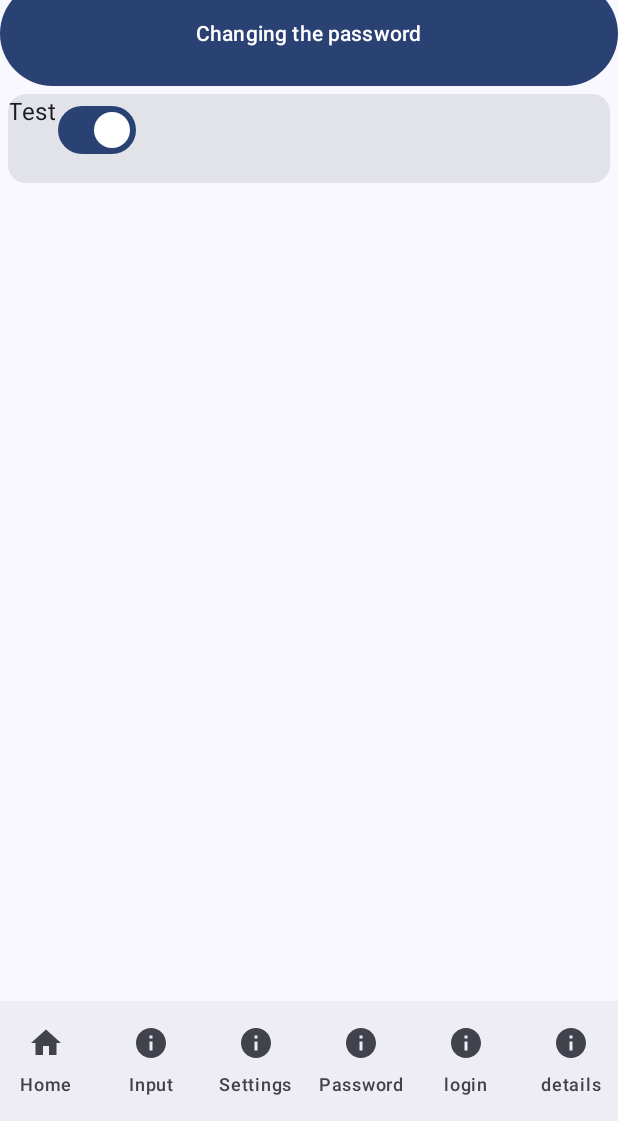
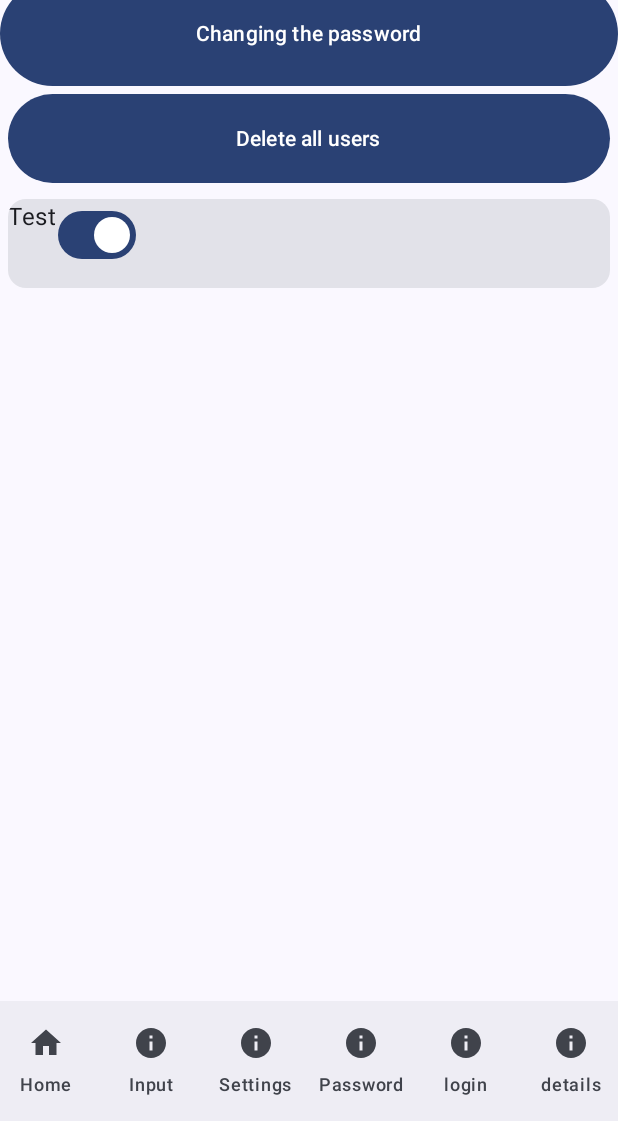
Before and after one commit to Szym123/WatchList, an Android app built with Jetpack Compose: the SettingsScreen screen opened through its navigation route, on a phone screen of 412 x 824 dp, the part 115-1236 px from its top. Run offline under Robolectric (Android 15) with nearby library versions, the phone set to English and light mode, and no system bars; our stand-ins replace Room's generated code, livedata-compose.

```diff
--- a/WatchList/app/src/main/java/com/example/watchlist/Dao.kt
+++ b/WatchList/app/src/main/java/com/example/watchlist/Dao.kt
@@ -9,8 +9,6 @@ import androidx.room.OnConflictStrategy
 import androidx.room.PrimaryKey
 import androidx.room.Query
 import androidx.room.Update
-import androidx.room.migration.Migration
-
 
 @Entity(tableName = "user_table")
 data class User(
@@ -42,4 +40,10 @@ interface UserDao {
 
     @Query("SELECT MAX(id) FROM user_table")
     fun getMaxId(): LiveData<Long?>
+
+    @Query("DELETE FROM user_table")
+    suspend fun deleteAll()
+
+    @Query("DELETE FROM sqlite_sequence WHERE name = 'user_table'")
+    suspend fun deletePrimaryKeyIndex()
 }
--- a/WatchList/app/src/main/java/com/example/watchlist/MainActivity.kt
+++ b/WatchList/app/src/main/java/com/example/watchlist/MainActivity.kt
@@ -31,7 +31,7 @@ class MainActivity : ComponentActivity() {
                 NavHost(navController = navController, startDestination = "main") {
                     composable("main") { MainScreen(navController, userViewModel) }
                     composable("input") { InputScreen(navController, userViewModel) }
-                    composable("settings") { SettingsScreen(navController) }
+                    composable("settings") { SettingsScreen(navController, userViewModel) }
                     composable("password") { PasswordScreen(navController) }
                     composable("login") { LoginScreen(navController) }
                     composable("details") { DetailsScreen(navController) }
--- a/WatchList/app/src/main/java/com/example/watchlist/MainScreen.kt
+++ b/WatchList/app/src/main/java/com/example/watchlist/MainScreen.kt
@@ -1,6 +1,5 @@
 package com.example.watchlist
 
-import android.net.Uri
 import androidx.compose.foundation.clickable
 import androidx.compose.foundation.layout.*
 import androidx.compose.foundation.lazy.LazyColumn
@@ -21,8 +20,8 @@ import androidx.compose.ui.Alignment
 import androidx.compose.ui.Modifier
 import androidx.compose.ui.graphics.Color
 import androidx.compose.ui.layout.ContentScale
-import androidx.compose.ui.text.input.TextFieldValue
 import androidx.compose.ui.unit.dp
+import androidx.core.net.toUri
 import androidx.navigation.NavHostController
 import coil.compose.AsyncImage
 
@@ -113,7 +112,7 @@ fun CardInList(userViewModel: UserViewModel, user: User, navController: NavHostC
                 colors = CardDefaults.cardColors(containerColor = Color.DarkGray)
             ) {
                 AsyncImage(
-                    model = Uri.parse(user.image),
+                    model = user.image!!.toUri(),
                     contentDescription = "Selected Image",
                     modifier = Modifier
                         .fillMaxSize(), // Image fills the card
--- a/WatchList/app/src/main/java/com/example/watchlist/SettingsScreen.kt
+++ b/WatchList/app/src/main/java/com/example/watchlist/SettingsScreen.kt
@@ -13,7 +13,7 @@ import androidx.compose.ui.unit.dp
 import androidx.navigation.NavHostController
 
 @Composable
-fun SettingsScreen(navController: NavHostController) {
+fun SettingsScreen(navController: NavHostController, userViewModel: UserViewModel) {
     Scaffold(
         topBar = {
             AppTopBar(
@@ -38,6 +38,15 @@ fun SettingsScreen(navController: NavHostController) {
                     .height(70.dp)
             ) {
                 Text("Changing the password")
+            }
+            Button(
+                onClick = { userViewModel.deleteAll() },
+                modifier = Modifier
+                    .fillMaxWidth()
+                    .height(70.dp)
+                    .padding(5.dp)
+            ) {
+                Text("Delete all users")
             }
             CardWithSwitch()
         }
```
Also changed, not shown: WatchList/app/src/main/java/com/example/watchlist/InputScreen.kt (+6 -9 lines), WatchList/app/src/main/java/com/example/watchlist/UserViewModel.kt (+7 -0 lines).
